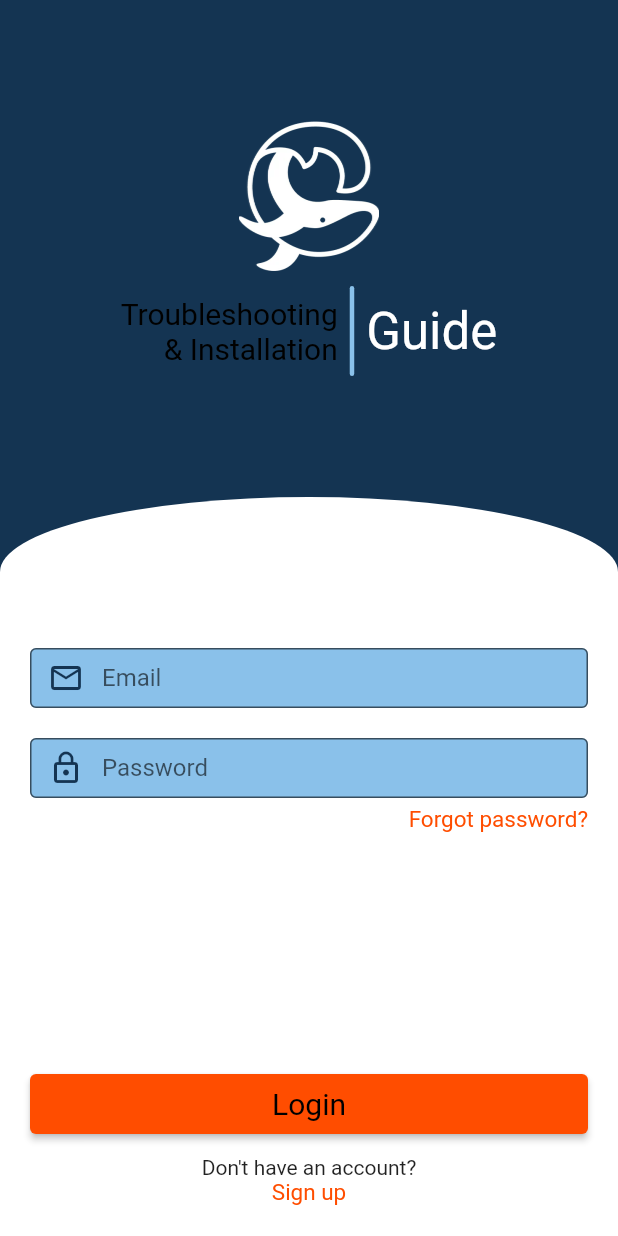
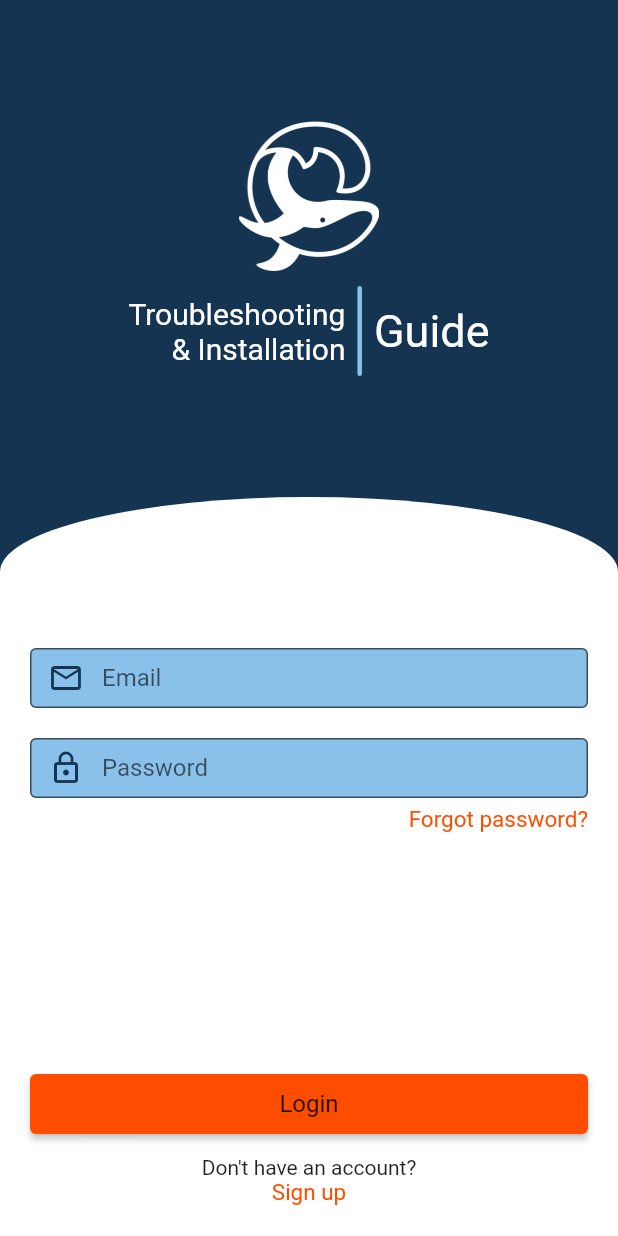
Before and after one commit to Mattias170624/Cetasol_App, a Flutter app: the screen it shows after launch, on a phone screen of 412 x 824 dp. Run offline on Flutter 3.47's test engine with Material 2 defaults, Android fonts, the phone set to English and light mode, and no system bars; our stand-ins replace cloud_firestore, firebase_core; accounts and stored records are empty.

Commit message:
Simplified themedata in main.dart

```diff
--- a/lib/Widgets/LoginScreen/login_header.dart
+++ b/lib/Widgets/LoginScreen/login_header.dart
@@ -26,10 +26,22 @@ class LoginHeader extends StatelessWidget {
             Column(
               crossAxisAlignment: CrossAxisAlignment.end,
               children: [
-                Text('Troubleshooting',
-                    style: Theme.of(context).textTheme.titleMedium),
-                Text('& Installation',
-                    style: Theme.of(context).textTheme.titleMedium),
+                Text(
+                  'Troubleshooting',
+                  style: TextStyle(
+                    color: Theme.of(context).colorScheme.onSurface,
+                    fontSize: 20,
+                    fontWeight: FontWeight.w400,
+                  ),
+                ),
+                Text(
+                  '& Installation',
+                  style: TextStyle(
+                    color: Theme.of(context).colorScheme.onSurface,
+                    fontSize: 20,
+                    fontWeight: FontWeight.w400,
+                  ),
+                ),
               ],
             ),
             Container(
@@ -43,7 +55,14 @@ class LoginHeader extends StatelessWidget {
                 ),
               ),
             ),
-            Text('Guide', style: Theme.of(context).textTheme.titleLarge),
+            Text(
+              'Guide',
+              style: TextStyle(
+                color: Theme.of(context).colorScheme.onSurface,
+                fontSize: 30,
+                fontWeight: FontWeight.w400,
+              ),
+            ),
           ],
         ),
         Spacer(),
@@ -53,7 +72,7 @@ class LoginHeader extends StatelessWidget {
               top: Radius.elliptical(MediaQuery.of(context).size.width, 100),
             ),
             child: Container(
-              color: Colors.white,
+              color: Theme.of(context).colorScheme.onSurface,
             ),
           ),
         ),
--- a/lib/main.dart
+++ b/lib/main.dart
@@ -23,81 +23,44 @@ void main() async {
 class MyApp extends StatelessWidget {
   @override
   Widget build(BuildContext context) {
+    SystemChrome.setSystemUIOverlayStyle(
+      SystemUiOverlayStyle(
+        statusBarColor: Theme.of(context).colorScheme.onSecondary,
+      ),
+    );
     return Platform.isAndroid
         ? MaterialApp(
             debugShowCheckedModeBanner: false,
-            theme: ThemeData(
-              scaffoldBackgroundColor: Color(0xFF143452),
-              colorScheme: const ColorScheme(
-                brightness: Brightness.light,
-                error: Colors.black,
-                onPrimary: Color(0xFFFF4d00),
-                onError: Colors.black,
-                onSurface: Colors.black,
-                onBackground: Colors.black,
-                primary: Color(0xFF143452),
-                secondary: Color(0xFF8AC1EA),
-                surface: Colors.black,
-                onSecondary: Colors.black,
-                background: Colors.black,
-              ),
-              textTheme: const TextTheme(
-                titleLarge: TextStyle(
-                  fontSize: 34,
-                  fontWeight: FontWeight.w400,
-                  color: Colors.white,
-                ),
-                titleMedium: TextStyle(
-                  fontSize: 20,
-                  fontWeight: FontWeight.w400,
-                  color: Colors.black,
-                ),
-                titleSmall: TextStyle(
-                  fontSize: 13,
-                  fontWeight: FontWeight.w400,
-                  color: Colors.white,
-                ),
-              ),
-            ),
+            theme: _SharedColorTheme().themedata,
             home: LoginScreen(),
           )
         : MaterialApp(
-            theme: ThemeData(
-              scaffoldBackgroundColor: Color(0xFF143452),
-              colorScheme: const ColorScheme(
-                brightness: Brightness.light,
-                error: Colors.black,
-                onPrimary: Color(0xFFFF4d00),
-                onError: Colors.black,
-                onSurface: Colors.black,
-                onBackground: Colors.black,
-                primary: Color(0xFF143452),
-                secondary: Color(0xFF8AC1EA),
-                surface: Colors.black,
-                onSecondary: Colors.black,
-                background: Colors.black,
-              ),
-              textTheme: const TextTheme(
-                titleLarge: TextStyle(
-                  fontSize: 34,
-                  fontWeight: FontWeight.w400,
-                  color: Colors.white,
-                ),
-                titleMedium: TextStyle(
-                  fontSize: 20,
-                  fontWeight: FontWeight.w400,
-                  color: Colors.black,
-                ),
-                titleSmall: TextStyle(
-                  fontSize: 13,
-                  fontWeight: FontWeight.w400,
-                  color: Colors.white,
-                ),
-              ),
-            ),
+            debugShowCheckedModeBanner: false,
+            theme: _SharedColorTheme().themedata,
             home: CupertinoApp(
               home: LoginScreen(),
             ),
           );
   }
 }
+
+class _SharedColorTheme {
+  ThemeData themedata = ThemeData(
+    appBarTheme: AppBarTheme(
+      backgroundColor: Colors.white,
+    ),
+    colorScheme: const ColorScheme(
+      brightness: Brightness.light,
+      error: Colors.black,
+      onPrimary: Color(0xFFFF4d00),
+      onError: Colors.black,
+      onSurface: Colors.white,
+      onBackground: Colors.black,
+      primary: Color(0xFF143452),
+      secondary: Color(0xFF8AC1EA),
+      surface: Colors.black,
+      onSecondary: Colors.black,
+      background: Colors.black,
+    ),
+  );
+}
```
